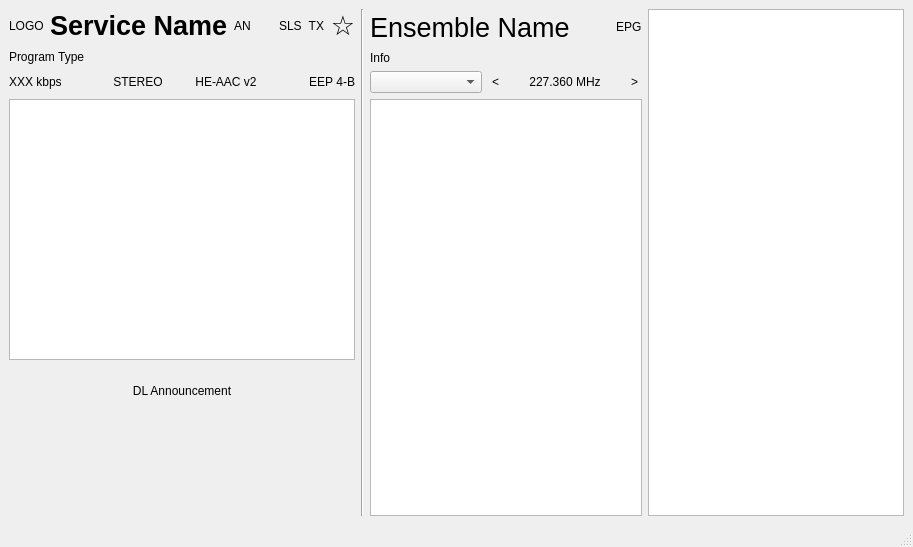
Qt form gui/mainwindow.ui (KejPi/AbracaDABra) before a commit.
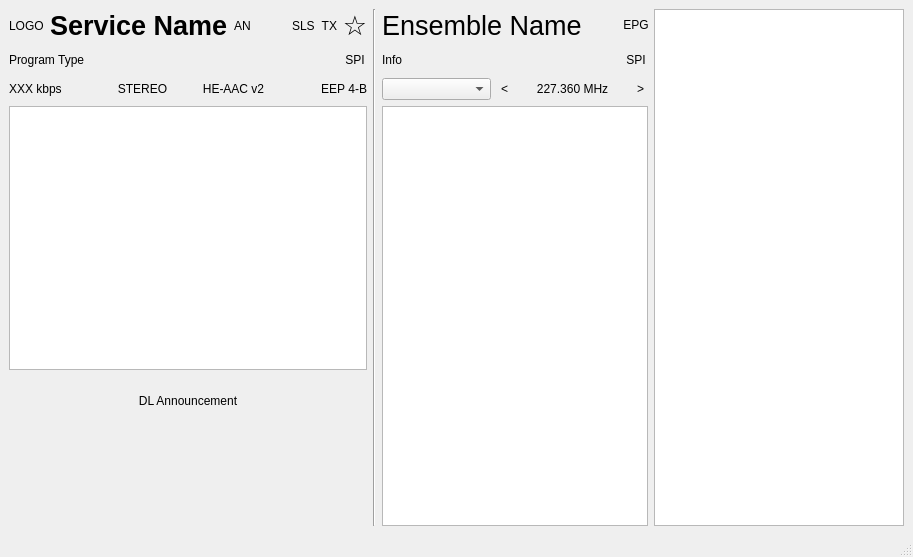
The same form after that commit. Custom widgets are drawn as their Qt base class.

Commit message: feat: SPI progress indication

```diff
--- a/gui/mainwindow.ui
+++ b/gui/mainwindow.ui
@@ -7,7 +7,7 @@
     <x>0</x>
     <y>0</y>
     <width>913</width>
-    <height>547</height>
+    <height>557</height>
    </rect>
   </property>
   <property name="sizePolicy">
@@ -23,7 +23,7 @@
    <string notr="true"/>
   </property>
   <widget class="QWidget" name="centralwidget">
-   <layout class="QGridLayout" name="gridLayout" columnstretch="1,0,0,0">
+   <layout class="QGridLayout" name="gridLayout">
     <item row="0" column="0">
      <layout class="QVBoxLayout" name="serviceLayout">
       <item>
@@ -108,6 +108,12 @@
         </item>
         <item>
          <widget class="ClickableLabel" name="favoriteLabel">
+          <property name="minimumSize">
+           <size>
+            <width>24</width>
+            <height>0</height>
+           </size>
+          </property>
           <property name="maximumSize">
            <size>
             <width>30</width>
@@ -123,18 +129,60 @@
            <string notr="true">☆</string>
           </property>
           <property name="alignment">
-           <set>Qt::AlignmentFlag::AlignRight|Qt::AlignmentFlag::AlignTrailing|Qt::AlignmentFlag::AlignVCenter</set>
+           <set>Qt::AlignmentFlag::AlignCenter</set>
           </property>
          </widget>
         </item>
        </layout>
       </item>
       <item>
-       <widget class="QLabel" name="programTypeLabel">
-        <property name="text">
-         <string notr="true">Program Type</string>
+       <layout class="QHBoxLayout" name="horizontalLayout_3">
+        <property name="spacing">
+         <number>0</number>
         </property>
-       </widget>
+        <item>
+         <widget class="QLabel" name="programTypeLabel">
+          <property name="minimumSize">
+           <size>
+            <width>0</width>
+            <height>24</height>
+           </size>
+          </property>
+          <property name="text">
+           <string notr="true">Program Type</string>
+          </property>
+         </widget>
+        </item>
+        <item>
+         <spacer name="horizontalSpacer_4">
+          <property name="orientation">
+           <enum>Qt::Orientation::Horizontal</enum>
+          </property>
+          <property name="sizeHint" stdset="0">
+           <size>
+            <width>40</width>
+            <height>20</height>
+           </size>
+          </property>
+         </spacer>
+        </item>
+        <item>
+         <widget class="QLabel" name="serviceSPIProgressLabel">
+          <property name="minimumSize">
+           <size>
+            <width>24</width>
+            <height>24</height>
+           </size>
+          </property>
+          <property name="text">
+           <string notr="true">SPI</string>
+          </property>
+          <property name="alignment">
+           <set>Qt::AlignmentFlag::AlignCenter</set>
+          </property>
+         </widget>
+        </item>
+       </layout>
       </item>
      </layout>
     </item>
@@ -154,10 +202,16 @@
        <layout class="QHBoxLayout" name="horizontalLayout">
         <item>
          <widget class="QLabel" name="ensembleLabel">
+          <property name="sizePolicy">
+           <sizepolicy hsizetype="Maximum" vsizetype="Preferred">
+            <horstretch>0</horstretch>
+            <verstretch>0</verstretch>
+           </sizepolicy>
+          </property>
           <property name="minimumSize">
            <size>
             <width>0</width>
-            <height>36</height>
+            <height>32</height>
            </size>
           </property>
           <property name="font">
@@ -186,19 +240,70 @@
         </item>
         <item>
          <widget class="ClickableLabel" name="epgLabel">
+          <property name="minimumSize">
+           <size>
+            <width>24</width>
+            <height>0</height>
+           </size>
+          </property>
           <property name="text">
            <string notr="true">EPG</string>
           </property>
+          <property name="alignment">
+           <set>Qt::AlignmentFlag::AlignCenter</set>
+          </property>
          </widget>
         </item>
        </layout>
       </item>
       <item>
-       <widget class="QLabel" name="ensembleInfoLabel">
-        <property name="text">
-         <string notr="true">Info</string>
+       <layout class="QHBoxLayout" name="horizontalLayout_2">
+        <property name="spacing">
+         <number>0</number>
         </property>
-       </widget>
+        <item>
+         <widget class="QLabel" name="ensembleInfoLabel">
+          <property name="minimumSize">
+           <size>
+            <width>0</width>
+            <height>24</height>
+           </size>
+          </property>
+          <property name="text">
+           <string notr="true">Info</string>
+          </property>
+         </widget>
+        </item>
+        <item>
+         <spacer name="horizontalSpacer_3">
+          <property name="orientation">
+           <enum>Qt::Orientation::Horizontal</enum>
+          </property>
+          <property name="sizeHint" stdset="0">
+           <size>
+            <width>40</width>
+            <height>20</height>
+           </size>
+          </property>
+         </spacer>
+        </item>
+        <item>
+         <widget class="QLabel" name="ensSPIProgressLabel">
+          <property name="minimumSize">
+           <size>
+            <width>24</width>
+            <height>24</height>
+           </size>
+          </property>
+          <property name="text">
+           <string notr="true">SPI</string>
+          </property>
+          <property name="alignment">
+           <set>Qt::AlignmentFlag::AlignCenter</set>
+          </property>
+         </widget>
+        </item>
+       </layout>
       </item>
      </layout>
     </item>
@@ -555,8 +660,8 @@
         <rect>
          <x>0</x>
          <y>0</y>
-         <width>340</width>
-         <height>100</height>
+         <width>343</width>
+         <height>104</height>
         </rect>
        </property>
        <layout class="QVBoxLayout" name="verticalLayout_2">
```
Left out of the diff: 6 changed lines with no effect on the pictures. The commit also changes 4 other files.
